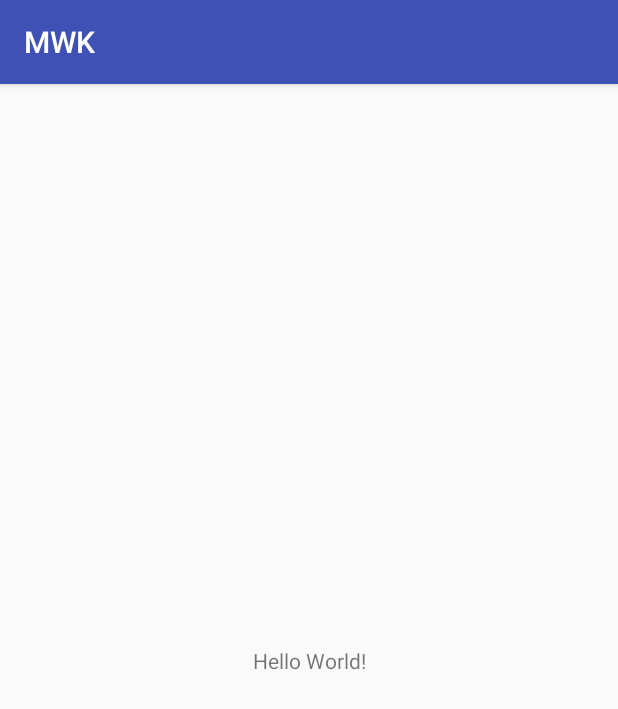
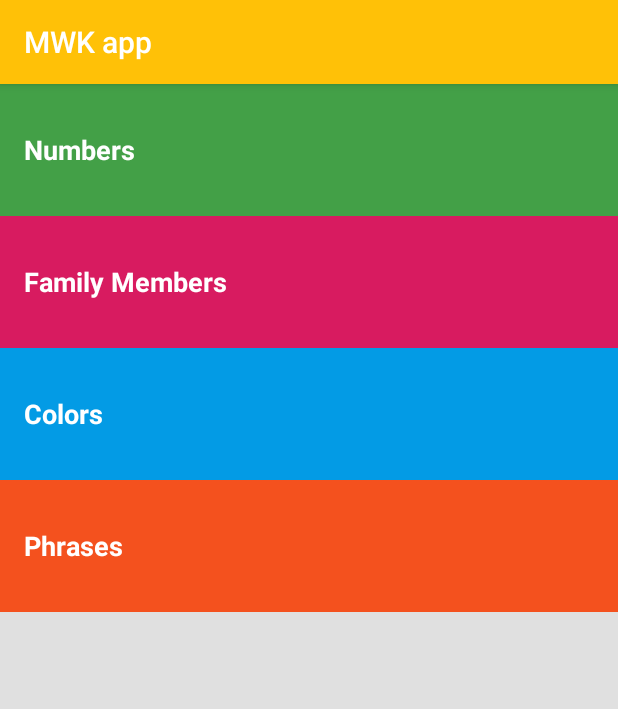
Before and after one commit to zakafir/MWK, an Android app: the screen it shows after launch (MainActivity), on a phone screen of 412 x 824 dp. Shown: the top 709 px of the screen. Run offline under Robolectric (Android 15) with nearby library versions, the phone set to English and light mode, and no system bars.

Commit message:
Styles and vcs

```diff
--- a/app/src/main/res/layout/activity_main.xml
+++ b/app/src/main/res/layout/activity_main.xml
@@ -1,18 +1,34 @@
 <?xml version="1.0" encoding="utf-8"?>
-<android.support.constraint.ConstraintLayout xmlns:android="http://schemas.android.com/apk/res/android"
-    xmlns:app="http://schemas.android.com/apk/res-auto"
+<LinearLayout xmlns:android="http://schemas.android.com/apk/res/android"
     xmlns:tools="http://schemas.android.com/tools"
     android:layout_width="match_parent"
     android:layout_height="match_parent"
+    android:orientation="vertical"
+    android:background="@color/backgroundColor"
     tools:context="com.st00.afir.mwk.MainActivity">
 
     <TextView
-        android:layout_width="wrap_content"
-        android:layout_height="wrap_content"
-        android:text="Hello World!"
-        app:layout_constraintBottom_toBottomOf="parent"
-        app:layout_constraintLeft_toLeftOf="parent"
-        app:layout_constraintRight_toRightOf="parent"
-        app:layout_constraintTop_toTopOf="parent" />
+        android:id="@+id/numbers"
+        android:background="@color/categoryNumbers"
+        android:text="@string/numbers"
+        style="@style/CategoryStyle"/>
 
-</android.support.constraint.ConstraintLayout>
+    <TextView
+        android:id="@+id/family_members"
+        android:background="@color/categoryFamily"
+        android:text="@string/familyMembers"
+        style="@style/CategoryStyle"/>
+
+    <TextView
+        android:id="@+id/colors"
+        android:background="@color/categoryColors"
+        android:text="@string/colors"
+        style="@style/CategoryStyle"/>
+
+    <TextView
+        android:id="@+id/phrases"
+        android:background="@color/categoryPhrases"
+        android:text="@string/phrases"
+        style="@style/CategoryStyle"/>
+
+</LinearLayout>
--- a/app/src/main/res/values/colors.xml
+++ b/app/src/main/res/values/colors.xml
@@ -1,6 +1,15 @@
 <?xml version="1.0" encoding="utf-8"?>
 <resources>
-    <color name="colorPrimary">#3F51B5</color>
-    <color name="colorPrimaryDark">#303F9F</color>
-    <color name="colorAccent">#FF4081</color>
+    <!-- Modifying the basic colors-->
+    <color name="colorPrimary">#FFC107</color>
+    <color name="colorPrimaryDark">#FFA000</color>
+    <color name="colorAccent">#03A9F4</color>
+
+    <!-- New colors for the Miwok App-->
+    <color name="backgroundColor">#e0e0e0</color>
+    <color name="categoryNumbers">#43a047</color>
+    <color name="categoryFamily">#d81b60</color>
+    <color name="categoryColors">#039be5</color>
+    <color name="categoryPhrases">#f4511e</color>
+
 </resources>
--- /dev/null
+++ b/app/src/main/res/values/dimen.xml
@@ -0,0 +1,5 @@
+<?xml version="1.0" encoding="utf-8"?>
+<resources>
+    <!-- Height of each list item -->
+    <dimen name="list_item_height">88dp</dimen>
+</resources>
--- a/app/src/main/res/values/strings.xml
+++ b/app/src/main/res/values/strings.xml
@@ -1,3 +1,7 @@
 <resources>
-    <string name="app_name">MWK</string>
+    <string name="app_name">MWK app</string>
+    <string name="numbers">Numbers</string>
+    <string name="familyMembers">Family Members</string>
+    <string name="colors">Colors</string>
+    <string name="phrases">Phrases</string>
 </resources>
--- a/app/src/main/res/values/styles.xml
+++ b/app/src/main/res/values/styles.xml
@@ -8,4 +8,14 @@
         <item name="colorAccent">@color/colorAccent</item>
     </style>
 
+    <style name="CategoryStyle">
+        <item name="android:layout_width">match_parent</item>
+        <item name="android:layout_height">@dimen/list_item_height</item>
+        <item name="android:gravity">center_vertical</item>
+        <item name="android:padding">16dp</item>
+        <item name="android:textColor">@android:color/white</item>
+        <item name="android:textStyle">bold</item>
+        <item name="android:textAppearance">?android:textAppearanceMedium</item>
+    </style>
+
 </resources>
```
